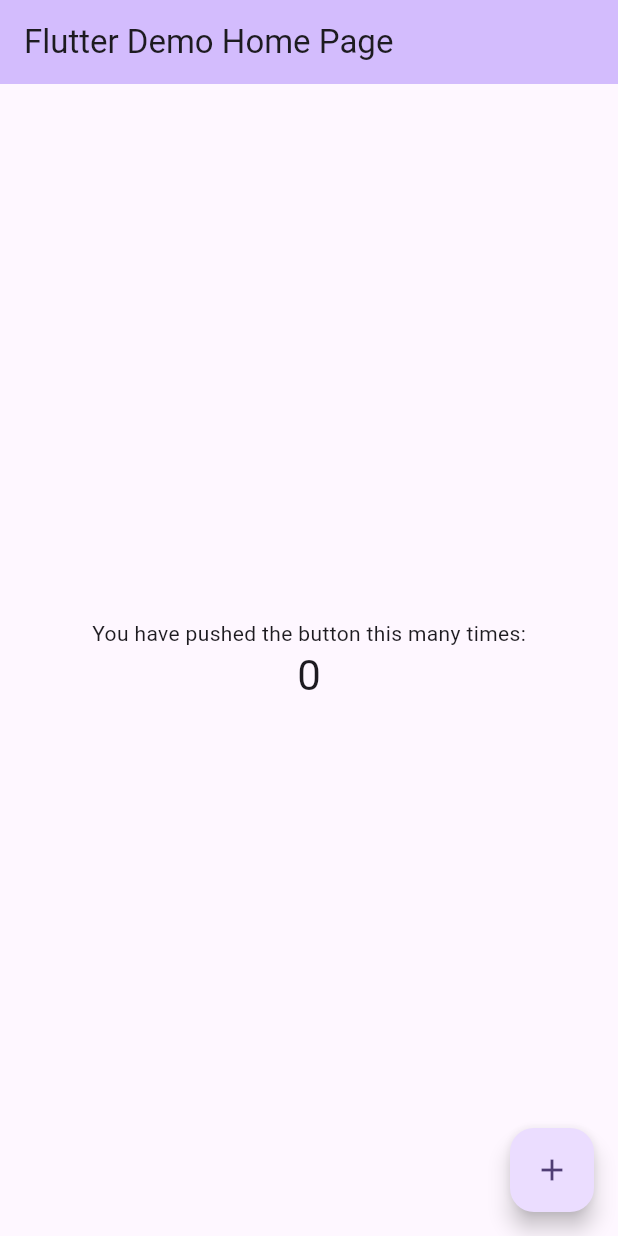
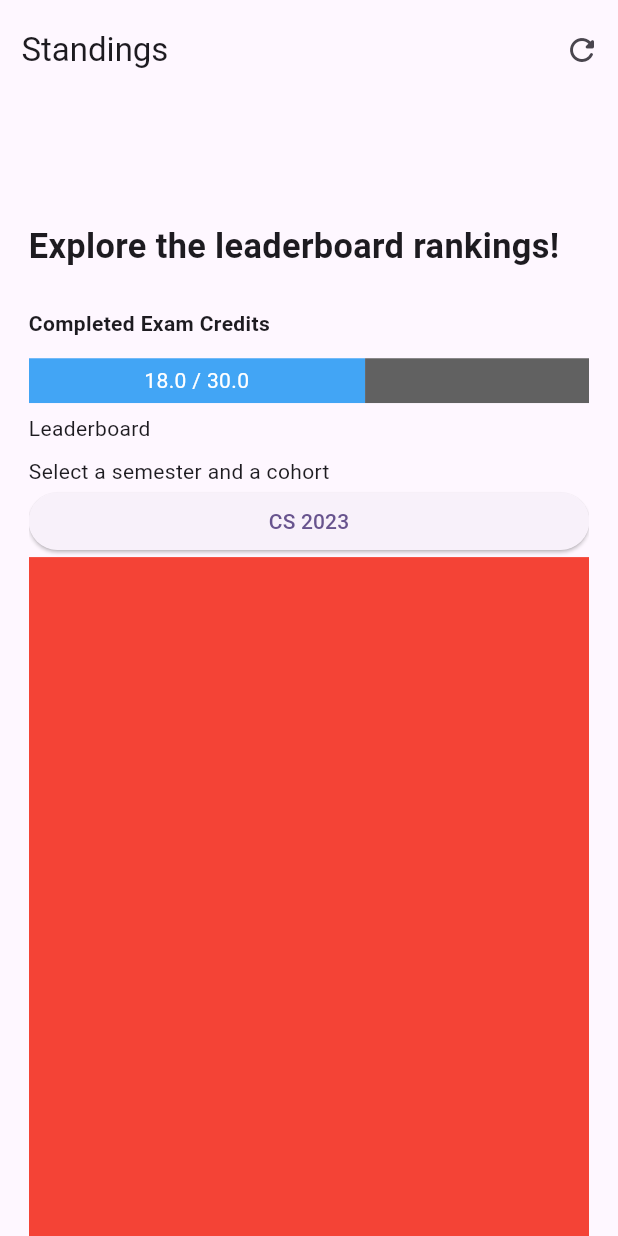
Before and after one commit to Krmsh1n5/u_standings, a Flutter app: the screen it shows after launch, on a phone screen of 412 x 824 dp. Run offline on Flutter 3.47's test engine with Material 3 defaults, Android fonts, the phone set to English and light mode, and no system bars; our stand-ins replace flutter_screenutil.

Commit message:
Added simple UI for Standungs Page

```diff
--- a/lib/features/standings/presentation/screens/standings_page.dart
+++ b/lib/features/standings/presentation/screens/standings_page.dart
@@ -0,0 +1,172 @@
+import 'package:flutter/material.dart';
+import 'package:flutter_screenutil/flutter_screenutil.dart';
+import 'package:u_standings/features/standings/presentation/widgets/appbar.dart';
+
+class StandingsPage extends StatelessWidget {
+  const StandingsPage({super.key});
+
+  @override
+  Widget build(BuildContext context) {
+    return SafeArea(
+      child: Scaffold(
+        resizeToAvoidBottomInset: false,
+        appBar: _buildAppbar(),
+        body: Container(
+          width: double.infinity,
+          padding:
+              // Platform.isIOS
+              //     ? EdgeInsets.zero : // Use only SafeArea's padding on iOS
+              EdgeInsets.only(
+            // Add custom padding on Android
+            left: 16.h,
+            top: 68.h,
+            right: 16.h,
+          ),
+          child: SingleChildScrollView(
+            child: Column(
+              children: [
+                _buildTitleWidget(),
+                _buildCompletedExamCreditsWidget(),
+                SizedBox(height: 4.h),
+                _buildHeadingAndSubheadingText(),
+                SizedBox(height: 4.h),
+                _buildButton(),
+                SizedBox(height: 4.h),
+                _buildStandingsTable(),
+                SizedBox(height: 10.h),
+              ],
+            ),
+          ),
+        ),
+      ),
+    );
+  }
+
+  _buildAppbar() {
+    return CustomAppBar(
+      title: Padding(
+        padding: EdgeInsets.only(left: 12.h),
+        child: Text(
+          'Standings',
+        ),
+      ),
+      actions: [
+        IconButton(
+          icon: Icon(Icons.refresh_rounded),
+          onPressed: () {},
+        ),
+      ],
+    );
+  }
+
+  _buildTitleWidget() {
+    return SizedBox(
+      width: double.maxFinite,
+      height: 48.h,
+      child: Text(
+        "Explore the leaderboard rankings!",
+        style: TextStyle(
+          fontSize: 20.sp,
+          fontWeight: FontWeight.bold,
+        ),
+      ),
+    );
+  }
+
+  _buildCompletedExamCreditsWidget() {
+    // Example data for completed and total credits
+    double completedCredits = 18;
+    double totalCredits = 30;
+
+    // Calculate the percentage of completed credits
+    double percentageCompleted = completedCredits / totalCredits;
+
+    return SizedBox(
+      width: double.infinity,
+      height: 55.h,
+      child: Column(
+        children: [
+          SizedBox(
+            width: double.infinity,
+            height: 20.h,
+            child: Text(
+              "Completed Exam Credits",
+              style: TextStyle(fontWeight: FontWeight.bold),
+            ),
+          ),
+          SizedBox(
+            height: 8.h,
+          ),
+          Row(
+            children: [
+              Expanded(
+                flex: (percentageCompleted * 100).toInt(),
+                child: Container(
+                  height: 25.h,
+                  color: Colors.blue[400],
+                  alignment: Alignment.center,
+                  child: Text(
+                    "$completedCredits / $totalCredits",
+                    style: TextStyle(color: Colors.white),
+                    textAlign: TextAlign.center,
+                  ),
+                ),
+              ),
+              Expanded(
+                flex: ((1 - percentageCompleted) * 100).toInt(),
+                child: Container(
+                  height: 25.h,
+                  color: Colors.grey[700],
+                ),
+              ),
+            ],
+          ),
+        ],
+      ),
+    );
+  }
+
+  _buildHeadingAndSubheadingText() {
+    return SizedBox(
+      height: 40.h,
+      width: double.maxFinite,
+      child: Column(
+        children: [
+          SizedBox(
+            width: double.maxFinite,
+            height: 20.h,
+            child: Text(
+              "Leaderboard",
+            ),
+          ),
+          SizedBox(
+            height: 4.h,
+            width: double.maxFinite,
+          ),
+          SizedBox(
+            width: double.maxFinite,
+            height: 16.h,
+            child: Text(
+              "Select a semester and a cohort",
+            ),
+          ),
+        ],
+      ),
+    );
+  }
+
+  _buildButton() {
+    return SizedBox(
+      height: 32.h,
+      width: double.maxFinite,
+      child: ElevatedButton(
+        onPressed: () {},
+        child: Text("CS 2023"),
+      ),
+    );
+  }
+
+  _buildStandingsTable() {
+    return Container(width: double.maxFinite, height: 437.h, color: Colors.red);
+  }
+}
--- /dev/null
+++ b/lib/features/standings/presentation/widgets/appbar.dart
@@ -0,0 +1,43 @@
+import 'package:flutter/material.dart';
+import 'package:flutter_screenutil/flutter_screenutil.dart';
+
+class CustomAppBar extends StatelessWidget implements PreferredSizeWidget {
+  const CustomAppBar({
+    super.key,
+    this.height,
+    this.shape,
+    this.leadingWidth,
+    this.leading,
+    this.title,
+    this.centerTitle,
+    this.actions,
+  });
+
+  final double? height;
+  final ShapeBorder? shape;
+  final double? leadingWidth;
+  final Widget? leading;
+  final Widget? title;
+  final bool? centerTitle;
+  final List<Widget>? actions;
+
+  @override
+  Widget build(BuildContext context) {
+    return AppBar(
+      elevation: 0,
+      shape: shape,
+      toolbarHeight: height ?? 56.h,
+      automaticallyImplyLeading: false,
+      backgroundColor: Colors.transparent,
+      leadingWidth: leadingWidth ?? 0,
+      leading: leading,
+      title: title,
+      titleSpacing: 0,
+      centerTitle: centerTitle ?? false,
+      actions: actions,
+    );
+  }
+
+  @override
+  Size get preferredSize => Size.fromHeight(height ?? 56.h);
+}
--- a/lib/main.dart
+++ b/lib/main.dart
@@ -1,4 +1,6 @@
 import 'package:flutter/material.dart';
+import 'package:flutter_screenutil/flutter_screenutil.dart';
+import 'package:u_standings/features/standings/presentation/screens/standings_page.dart';
 
 void main() {
   runApp(const MyApp());
@@ -10,116 +12,15 @@
   // This widget is the root of your application.
   @override
   Widget build(BuildContext context) {
-    return MaterialApp(
-      title: 'Flutter Demo',
-      theme: ThemeData(
-        // This is the theme of your application.
-        //
-        // TRY THIS: Try running your application with "flutter run". You'll see
-        // the application has a purple toolbar. Then, without quitting the app,
-        // try changing the seedColor in the colorScheme below to Colors.green
-        // and then invoke "hot reload" (save your changes or press the "hot
-        // reload" button in a Flutter-supported IDE, or press "r" if you used
-        // the command line to start the app).
-        //
-        // Notice that the counter didn't reset back to zero; the application
-        // state is not lost during the reload. To reset the state, use hot
-        // restart instead.
-        //
-        // This works for code too, not just values: Most code changes can be
-        // tested with just a hot reload.
-        colorScheme: ColorScheme.fromSeed(seedColor: Colors.deepPurple),
-        useMaterial3: true,
+    return ScreenUtilInit(
+      builder: (context, child) => MaterialApp(
+        title: 'U Standings',
+        theme: ThemeData(
+          colorScheme: ColorScheme.fromSeed(seedColor: Colors.deepPurple),
+          useMaterial3: true,
+        ),
+        home: const StandingsPage(),
       ),
-      home: const MyHomePage(title: 'Flutter Demo Home Page'),
     );
   }
 }
-
-class MyHomePage extends StatefulWidget {
-  const MyHomePage({super.key, required this.title});
-
-  // This widget is the home page of your application. It is stateful, meaning
-  // that it has a State object (defined below) that contains fields that affect
-  // how it looks.
-
-  // This class is the configuration for the state. It holds the values (in this
-  // case the title) provided by the parent (in this case the App widget) and
-  // used by the build method of the State. Fields in a Widget subclass are
-  // always marked "final".
-
-  final String title;
-
-  @override
-  State<MyHomePage> createState() => _MyHomePageState();
-}
-
-class _MyHomePageState extends State<MyHomePage> {
-  int _counter = 0;
-
-  void _incrementCounter() {
-    setState(() {
-      // This call to setState tells the Flutter framework that something has
-      // changed in this State, which causes it to rerun the build method below
-      // so that the display can reflect the updated values. If we changed
-      // _counter without calling setState(), then the build method would not be
-      // called again, and so nothing would appear to happen.
-      _counter++;
-    });
-  }
-
-  @override
-  Widget build(BuildContext context) {
-    // This method is rerun every time setState is called, for instance as done
-    // by the _incrementCounter method above.
-    //
-    // The Flutter framework has been optimized to make rerunning build methods
-    // fast, so that you can just rebuild anything that needs updating rather
-    // than having to individually change instances of widgets.
-    return Scaffold(
-      appBar: AppBar(
-        // TRY THIS: Try changing the color here to a specific color (to
-        // Colors.amber, perhaps?) and trigger a hot reload to see the AppBar
-        // change color while the other colors stay the same.
-        backgroundColor: Theme.of(context).colorScheme.inversePrimary,
-        // Here we take the value from the MyHomePage object that was created by
-        // the App.build method, and use it to set our appbar title.
-        title: Text(widget.title),
-      ),
-      body: Center(
-        // Center is a layout widget. It takes a single child and positions it
-        // in the middle of the parent.
-        child: Column(
-          // Column is also a layout widget. It takes a list of children and
-          // arranges them vertically. By default, it sizes itself to fit its
-          // children horizontally, and tries to be as tall as its parent.
-          //
-          // Column has various properties to control how it sizes itself and
-          // how it positions its children. Here we use mainAxisAlignment to
-          // center the children vertically; the main axis here is the vertical
-          // axis because Columns are vertical (the cross axis would be
-          // horizontal).
-          //
-          // TRY THIS: Invoke "debug painting" (choose the "Toggle Debug Paint"
-          // action in the IDE, or press "p" in the console), to see the
-          // wireframe for each widget.
-          mainAxisAlignment: MainAxisAlignment.center,
-          children: <Widget>[
-            const Text(
-              'You have pushed the button this many times:',
-            ),
-            Text(
-              '$_counter',
-              style: Theme.of(context).textTheme.headlineMedium,
-            ),
-          ],
-        ),
-      ),
-      floatingActionButton: FloatingActionButton(
-        onPressed: _incrementCounter,
-        tooltip: 'Increment',
-        child: const Icon(Icons.add),
-      ), // This trailing comma makes auto-formatting nicer for build methods.
-    );
-  }
-}
--- a/pubspec.yaml
+++ b/pubspec.yaml
@@ -30,10 +30,8 @@ environment:
 dependencies:
   flutter:
     sdk: flutter
-
-  # The following adds the Cupertino Icons font to your application.
-  # Use with the CupertinoIcons class for iOS style icons.
   cupertino_icons: ^1.0.8
+  flutter_screenutil: ^5.9.3
 
 dev_dependencies:
   flutter_test:
```
Also changed, not shown: pubspec.lock.
